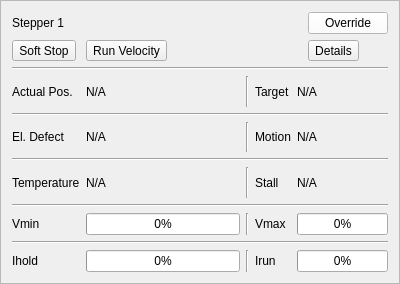
magicdominic/RaspExt, file ui/OutputStepperFrame.ui: the form before one commit.
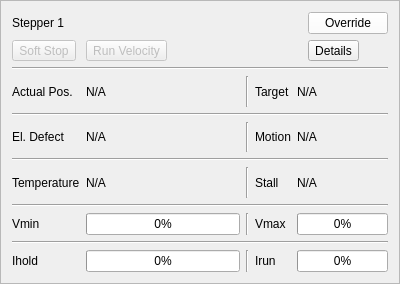
The form after the commit.

Diff of the .ui file:
```diff
--- a/ui/OutputStepperFrame.ui
+++ b/ui/OutputStepperFrame.ui
@@ -241,6 +241,9 @@
      </item>
      <item row="1" column="0">
       <widget class="QToolButton" name="buttonSoftStop">
+       <property name="enabled">
+        <bool>false</bool>
+       </property>
        <property name="text">
         <string>Soft Stop</string>
        </property>
@@ -248,6 +251,9 @@
      </item>
      <item row="1" column="1">
       <widget class="QToolButton" name="buttonRunVelocity">
+       <property name="enabled">
+        <bool>false</bool>
+       </property>
        <property name="text">
         <string>Run Velocity</string>
        </property>
```
Left out of the diff: 2 changed lines with no effect on the pictures.
